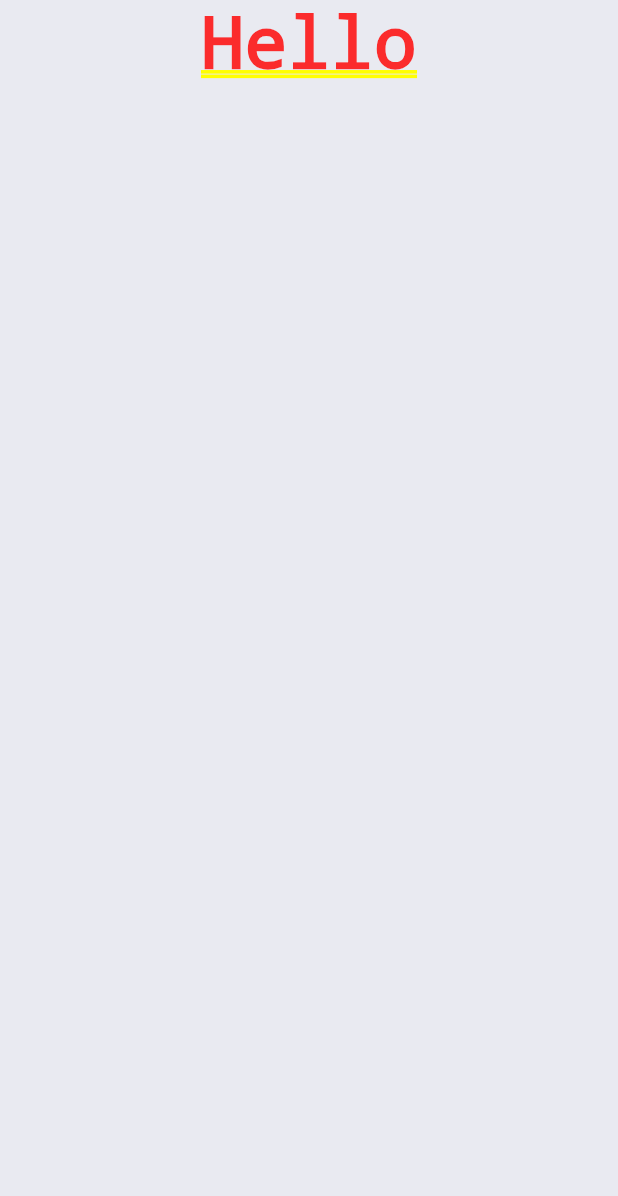
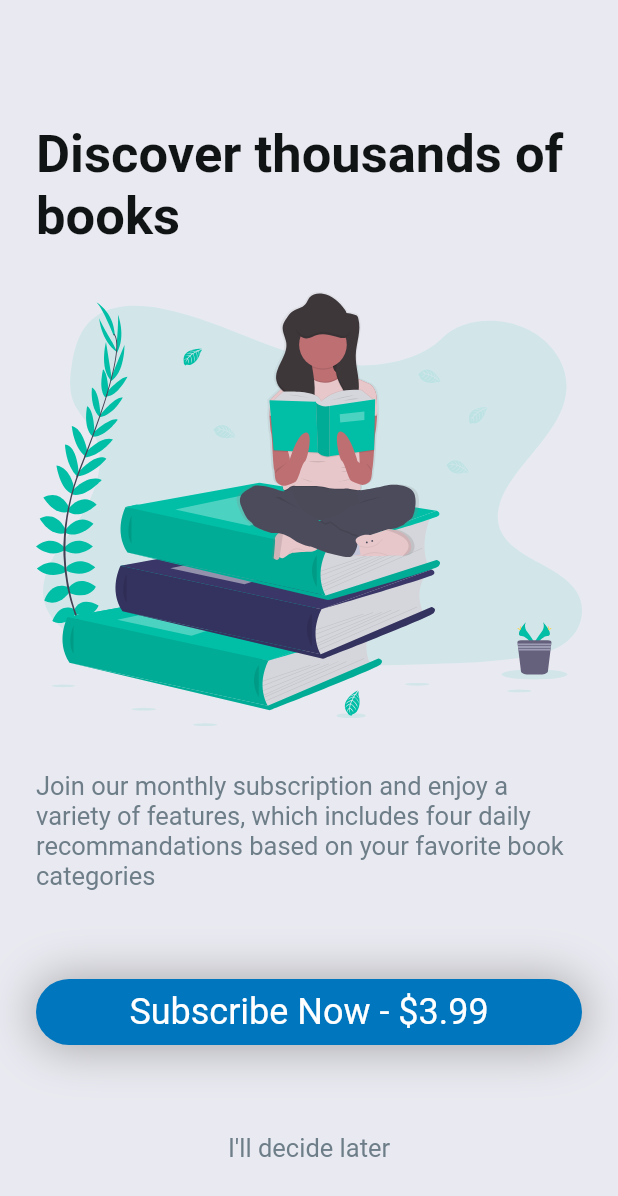
Before and after one commit to VishnuDileesh/BookSubscription-FlutterUIPractice, a Flutter app: the screen it shows after launch, on a phone screen of 412 x 824 dp. Shown: the top 1196 px of the screen. Run offline on Flutter 3.47's test engine with Material 2 defaults, Android fonts, the phone set to English and light mode, and no system bars; our stand-ins replace flutter_svg.

Commit message:
Add HomeScreen

```diff
--- a/lib/screens/home.dart
+++ b/lib/screens/home.dart
@@ -1,14 +1,90 @@
 import 'package:flutter/material.dart';
+import 'package:flutter_svg/flutter_svg.dart';
 
 class HomeScreen extends StatelessWidget{
 	@override
 	Widget build(BuildContext context){
-		return SafeArea(
+		return Material(
 				child: Container(
+					padding: EdgeInsets.all(24.0),
 					color: Color(0xfffe9eaf1),
 					child: Column(
+							mainAxisAlignment: MainAxisAlignment.spaceEvenly,
+							crossAxisAlignment: CrossAxisAlignment.center,
 							children: <Widget>[
-								Text("Hello"),
+								SizedBox(height: 10.0),
+								Text(
+									"Discover thousands of books",
+									style: TextStyle(
+										color: Color(0xff111415),
+										fontSize: 35.0,
+										fontWeight: FontWeight.bold,
+									),
+								),
+
+								SvgPicture.asset(
+									"assets/homecover.svg",
+									height: 300.0,
+								),
+
+								Text(
+									"Join our monthly subscription and enjoy a variety of features, which includes four daily recommandations based on your favorite book categories",
+									style: TextStyle(
+										color: Color(0xff6e7e89),
+										fontSize: 17.0,
+									),
+								),
+
+								SizedBox(height: 10.0),
+
+								GestureDetector(
+								onTap: (){
+									print("Subscription Clicked");
+								},
+								child: Container(
+									width: MediaQuery.of(context).size.width,
+									padding: EdgeInsets.symmetric(vertical: 8.0),
+									decoration: BoxDecoration(
+										boxShadow: [
+											BoxShadow(
+											color: Colors.grey.withOpacity(0.8),
+											spreadRadius: 3,
+											blurRadius: 25.0,
+											offset: Offset(0.0, 0.75),
+										),
+										],
+										color: Color(0xff0076be),
+										borderRadius: BorderRadius.circular(30.0),
+									),
+									child: Center(
+											child: Text(
+										"Subscribe Now - \$3.99",
+										style: TextStyle(
+											fontSize: 24.0,
+											color: Colors.white,
+										),
+									),
+											),
+								),
+								),
+
+								SizedBox(height: 10.0),
+
+								GestureDetector(
+								onTap: (){
+									print("Decide later");
+								},
+								child: Center(
+									child: Text(
+										"I'll decide later",
+										style: TextStyle(
+											fontSize: 17.0,
+											color: Color(0xff6e7e89),
+										),
+									),
+								),
+								),
+
 							],
 					),
 				),
--- a/pubspec.yaml
+++ b/pubspec.yaml
@@ -19,6 +19,7 @@ environment:
 dependencies:
   flutter:
     sdk: flutter
+  flutter_svg:
 
   # The following adds the Cupertino Icons font to your application.
   # Use with the CupertinoIcons class for iOS style icons.
@@ -41,8 +42,8 @@ flutter:
   uses-material-design: true
 
   # To add assets to your application, add an assets section, like this:
-  # assets:
-  #  - images/a_dot_burr.jpeg
+  assets:
+  - assets/
   #  - images/a_dot_ham.jpeg
 
   # An image asset can refer to one or more resolution-specific "variants", see
```
Also changed, not shown: assets/homecover.png (deleted), assets/homecover.svg (added), pubspec.lock.
